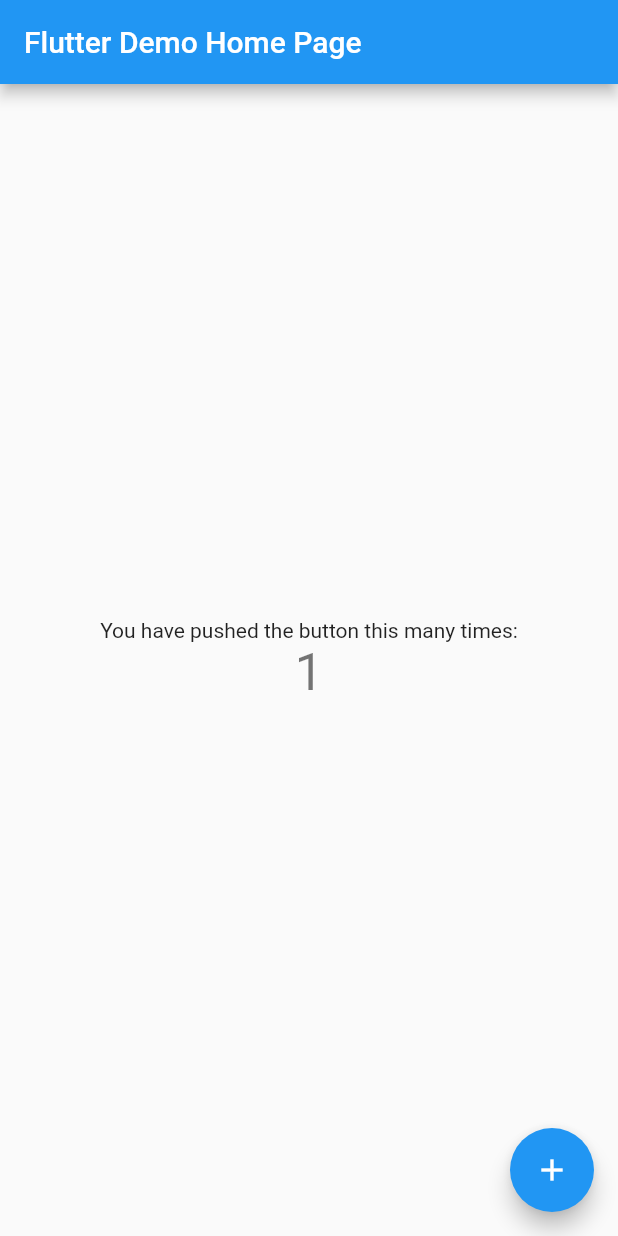
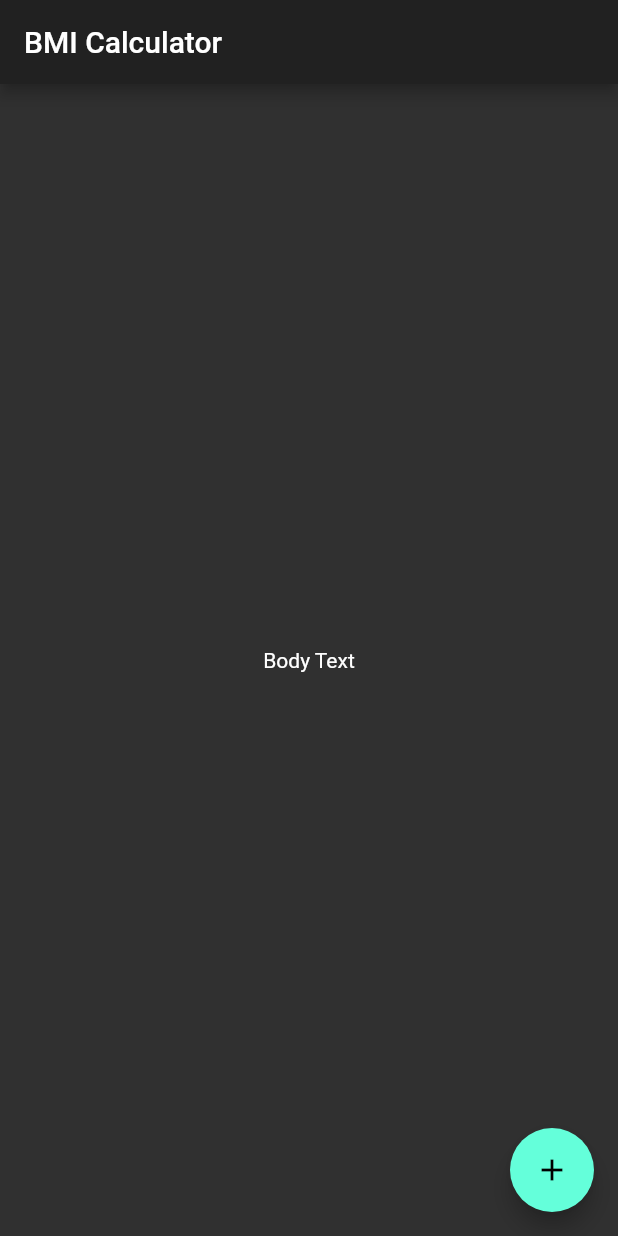
Before and after one commit to saivishnu725/bmi_calc, a Flutter app: the screen it shows after launch, after a tap on the "add" icon, on a phone screen of 412 x 824 dp. Run offline on Flutter 3.47's test engine with Material 2 defaults, Android fonts, the light colour scheme and no system bars.

Commit message:
Added theme

```diff
--- a/lib/main.dart
+++ b/lib/main.dart
@@ -1,113 +1,41 @@
 import 'package:flutter/material.dart';
 
-void main() {
-  runApp(MyApp());
-}
+void main() => runApp(BMICalculator());
 
-class MyApp extends StatelessWidget {
-  // This widget is the root of your application.
+class BMICalculator extends StatelessWidget {
+  const BMICalculator({Key? key}) : super(key: key);
+
   @override
   Widget build(BuildContext context) {
     return MaterialApp(
-      title: 'Flutter Demo',
-      theme: ThemeData(
-        // This is the theme of your application.
-        //
-        // Try running your application with "flutter run". You'll see the
-        // application has a blue toolbar. Then, without quitting the app, try
-        // changing the primarySwatch below to Colors.green and then invoke
-        // "hot reload" (press "r" in the console where you ran "flutter run",
-        // or simply save your changes to "hot reload" in a Flutter IDE).
-        // Notice that the counter didn't reset back to zero; the application
-        // is not restarted.
-        primarySwatch: Colors.blue,
-      ),
-      home: MyHomePage(title: 'Flutter Demo Home Page'),
+      debugShowCheckedModeBanner: false,
+      theme: ThemeData.dark(),
+      home: InputPage(),
     );
   }
 }
 
-class MyHomePage extends StatefulWidget {
-  MyHomePage({Key? key, required this.title}) : super(key: key);
-
-  // This widget is the home page of your application. It is stateful, meaning
-  // that it has a State object (defined below) that contains fields that affect
-  // how it looks.
-
-  // This class is the configuration for the state. It holds the values (in this
-  // case the title) provided by the parent (in this case the App widget) and
-  // used by the build method of the State. Fields in a Widget subclass are
-  // always marked "final".
-
-  final String title;
+class InputPage extends StatefulWidget {
+  InputPage({Key? key}) : super(key: key);
 
   @override
-  _MyHomePageState createState() => _MyHomePageState();
+  _InputPageState createState() => _InputPageState();
 }
 
-class _MyHomePageState extends State<MyHomePage> {
-  int _counter = 0;
-
-  void _incrementCounter() {
-    setState(() {
-      // This call to setState tells the Flutter framework that something has
-      // changed in this State, which causes it to rerun the build method below
-      // so that the display can reflect the updated values. If we changed
-      // _counter without calling setState(), then the build method would not be
-      // called again, and so nothing would appear to happen.
-      _counter++;
-    });
-  }
-
+class _InputPageState extends State<InputPage> {
   @override
   Widget build(BuildContext context) {
-    // This method is rerun every time setState is called, for instance as done
-    // by the _incrementCounter method above.
-    //
-    // The Flutter framework has been optimized to make rerunning build methods
-    // fast, so that you can just rebuild anything that needs updating rather
-    // than having to individually change instances of widgets.
     return Scaffold(
       appBar: AppBar(
-        // Here we take the value from the MyHomePage object that was created by
-        // the App.build method, and use it to set our appbar title.
-        title: Text(widget.title),
+        title: Text("BMI Calculator"),
       ),
       body: Center(
-        // Center is a layout widget. It takes a single child and positions it
-        // in the middle of the parent.
-        child: Column(
-          // Column is also a layout widget. It takes a list of children and
-          // arranges them vertically. By default, it sizes itself to fit its
-          // children horizontally, and tries to be as tall as its parent.
-          //
-          // Invoke "debug painting" (press "p" in the console, choose the
-          // "Toggle Debug Paint" action from the Flutter Inspector in Android
-          // Studio, or the "Toggle Debug Paint" command in Visual Studio Code)
-          // to see the wireframe for each widget.
-          //
-          // Column has various properties to control how it sizes itself and
-          // how it positions its children. Here we use mainAxisAlignment to
-          // center the children vertically; the main axis here is the vertical
-          // axis because Columns are vertical (the cross axis would be
-          // horizontal).
-          mainAxisAlignment: MainAxisAlignment.center,
-          children: <Widget>[
-            Text(
-              'You have pushed the button this many times:',
-            ),
-            Text(
-              '$_counter',
-              style: Theme.of(context).textTheme.headline4,
-            ),
-          ],
-        ),
+        child: Text("Body Text"),
       ),
       floatingActionButton: FloatingActionButton(
-        onPressed: _incrementCounter,
-        tooltip: 'Increment',
         child: Icon(Icons.add),
-      ), // This trailing comma makes auto-formatting nicer for build methods.
+        onPressed: () => print("Add"),
+      ),
     );
   }
 }
```
Also changed, not shown: 1 other file.
